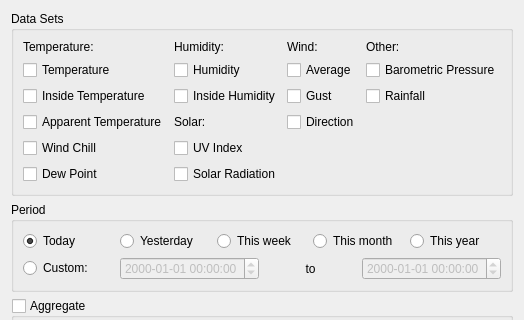
Above: desktop/charts/chartoptionsdialog.ui from davidrg/zxweather before the change; both pictures show x 0 to 524 and y 0 to 320 of the 524 by 475 pixel window. Below: the same form after it.
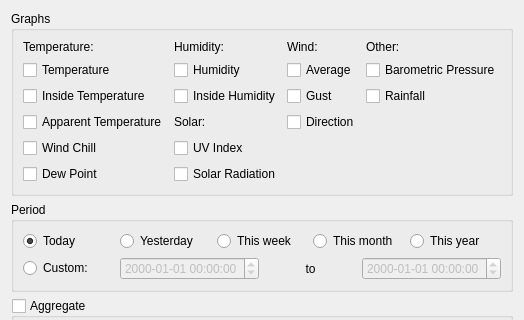
That is the form after the change. Icons and pictures are not drawn.

The edit to the form file:
```diff
--- a/desktop/charts/chartoptionsdialog.ui
+++ b/desktop/charts/chartoptionsdialog.ui
@@ -21,7 +21,7 @@
    <item row="0" column="0" colspan="2">
     <widget class="QGroupBox" name="groupBox_2">
      <property name="title">
-      <string>Data Sets</string>
+      <string>Graphs</string>
      </property>
      <layout class="QGridLayout" name="gridLayout_2">
       <item row="2" column="2">
```
